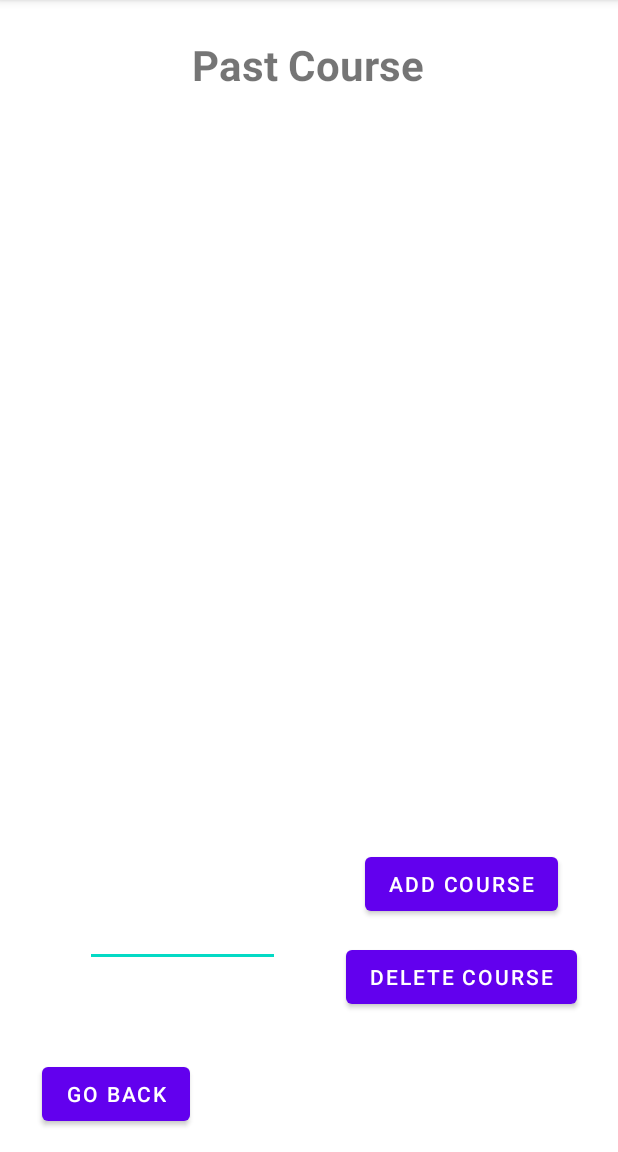
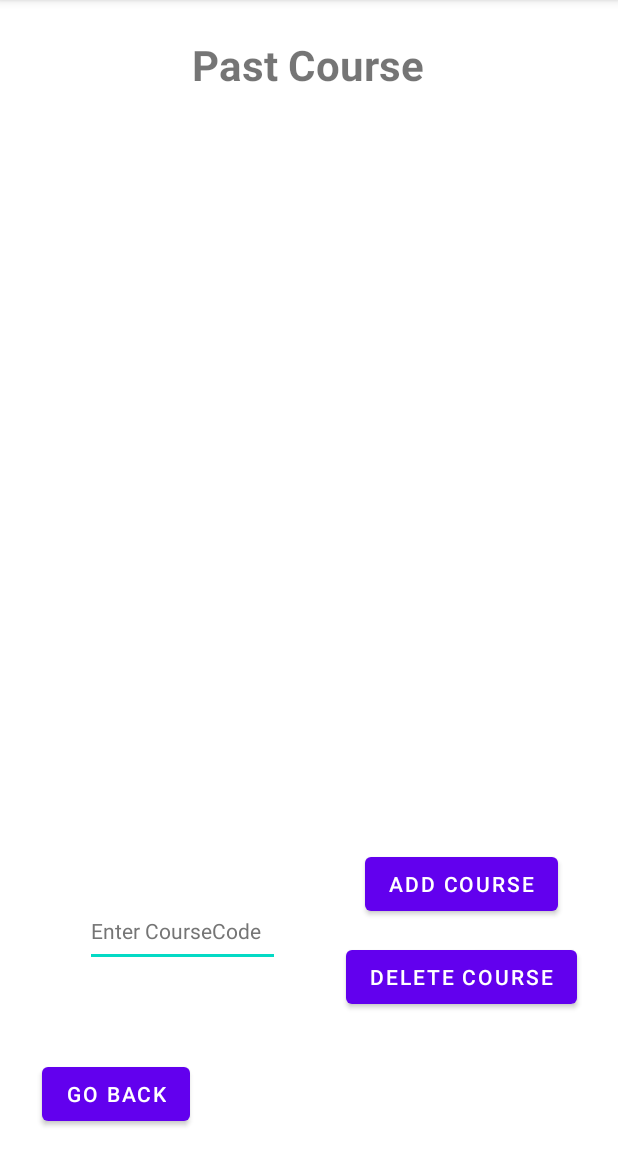
Before and after one commit to RuofanChen03/B07-group6, an Android app: the Student_Operation screen opened directly, with no data from a screen before it, after a tap on "VIEW PAST COURSE", on a phone screen of 412 x 824 dp, the part 84-1236 px from its top. Run offline under Robolectric (Android 15) with nearby library versions, the phone set to English and light mode, and no system bars; our stand-ins replace Firebase (no records; nobody signed in at launch, a user with empty details on screens opened directly).

```diff
--- a/app/src/main/java/Student/CourseDataType.java
+++ b/app/src/main/java/Student/CourseDataType.java
@@ -6,182 +6,8 @@ public class CourseDataType {
     public HashSet<CourseList> CourseHAshSet;
     public ArrayList<String> courseCodeList;
 
-    //所有course
     public CourseDataType() {
-        /*
-
-        //course1;
-        ArrayList<String> os1 = new ArrayList<String>();
-        os1.add("F");
-        os1.add("W");
-        ArrayList<String> pre1 = new ArrayList<String>();
-        pre1.add("CSCA08");
-        pre1.add("CSCA67");
-        CourseList c1 = new CourseList("CSCB07","c1",os1,pre1);
-
-        //course2;
-        ArrayList<String> os2 = new ArrayList<String>();
-        os2.add("F");
-        os1.add("W");
-        ArrayList<String> pre2 = new ArrayList<String>();
-        pre2.add("CSCA08");
-        pre2.add("CSCA67");
-        CourseList c2 = new CourseList("CSCA48","c2",os2,pre2);
-
-        //course3
-        ArrayList<String> os3 = new ArrayList<String>();
-        os3.add("F");
-        ArrayList<String> pre3 = new ArrayList<String>();
-        pre3.add(null);
-        CourseList c3 = new CourseList("CSCA20","c3",os3,pre3);
-
-        //course4;
-        ArrayList<String> os4 = new ArrayList<String>();
-        os4.add("F");
-        os4.add("W");
-        os4.add("S");
-        ArrayList<String> pre4 = new ArrayList<String>();
-        pre4.add("CSCA08");
-        pre4.add("CSCA67");
-        pre4.add("MATB23");
-        pre4.add("STAB52");
-        CourseList c4 = new CourseList("CSCC55","c4",os4,pre4);
-
-        //course5;
-        ArrayList<String> os5 = new ArrayList<String>();
-        os5.add("W");
-        os5.add("S");
-        ArrayList<String> pre5 = new ArrayList<String>();
-        pre5.add("CSCA08");
-        pre5.add("MATB23");
-        pre5.add("STAB52");
-        CourseList c5 = new CourseList("CSCB24","c5",os5,pre5);
-
-        //course6;
-        ArrayList<String> os6 = new ArrayList<String>();
-        os6.add("S");
-        ArrayList<String> pre6 = new ArrayList<String>();
-        pre6.add("STAB52");
-        CourseList c6 = new CourseList("CSCB35","c6",os6,pre6);
-
-        //course7;
-        ArrayList<String> os7 = new ArrayList<String>();
-        os7.add("F");
-        os7.add("W");
-        os7.add("S");
-        ArrayList<String> pre7 = new ArrayList<String>();
-        pre7.add("CSCB07");
-        pre7.add("STAB52");
-        CourseList c7 = new CourseList("CSCB61","c7",os7,pre7);
-
-        //course8;
-        ArrayList<String> os8 = new ArrayList<String>();
-        os8.add("F");
-        os8.add("W");
-        os8.add("S");
-        ArrayList<String> pre8 = new ArrayList<String>();
-        pre8.add("CSCB07");
-        CourseList c8 = new CourseList("CSCB09","c8",os8,pre8);
-
-        //course9;
-        ArrayList<String> os9 = new ArrayList<String>();
-        os9.add("F");
-        os9.add("S");
-        ArrayList<String> pre9 = new ArrayList<String>();
-        pre9.add("CSCB07");
-        pre9.add("CSCB09");
-        CourseList c9 = new CourseList("CSCB89","c9",os9,pre9);
-
-        //course10;
-        ArrayList<String> os10 = new ArrayList<String>();
-        os10.add("F");
-        os10.add("W");
-        ArrayList<String> pre10 = new ArrayList<String>();
-        pre10.add("CSCC07");
-        CourseList c10 = new CourseList("CSCC89","c10",os10,pre10);
-
-        //course11;
-        ArrayList<String> os11 = new ArrayList<String>();
-        os11.add("F");
-        os11.add("W");
-        ArrayList<String> pre11 = new ArrayList<String>();
-        pre11.add(null);
-        CourseList c11 = new CourseList("CSCA33","c11",os11,pre11);
-
-        //course12;
-        ArrayList<String> os12 = new ArrayList<String>();
-        os12.add("W");
-        os12.add("S");
-        ArrayList<String> pre12 = new ArrayList<String>();
-        pre12.add("MATB23");
-        pre12.add("STAB52");
-        CourseList c12 = new CourseList("CSCA56","c12",os12,pre12);
-
-        //course13;
-        ArrayList<String> os13 = new ArrayList<String>();
-        os13.add("W");
-        ArrayList<String> pre13 = new ArrayList<String>();
-        pre13.add("CSCC67");
-        pre13.add("CSCC37");
-        CourseList c13 = new CourseList("CSCD11","c13",os13,pre13);
-
-        //course14;
-        ArrayList<String> os14 = new ArrayList<String>();
-        os14.add("W");
-        os14.add("F");
-        os14.add("S");
-        ArrayList<String> pre14 = new ArrayList<String>();
-        pre14.add("MATB23");
-        pre14.add("STAB52");
-        pre14.add("CSCC61");
-        CourseList c14 = new CourseList("CSCD53","c14",os14,pre14);
-
-        //course15;
-        ArrayList<String> os15 = new ArrayList<String>();
-        os15.add("W");
-        ArrayList<String> pre15 = new ArrayList<String>();
-        pre15.add("CSCD53");
-        CourseList c15 = new CourseList("CSCD77","c15",os15,pre15);
-
-
-        HashSet<CourseList> set = new HashSet<CourseList>();
-        set.add(c1);
-        set.add(c2);
-        set.add(c3);
-        set.add(c4);
-        set.add(c5);
-        set.add(c6);
-        set.add(c7);
-        set.add(c8);
-        set.add(c9);
-        set.add(c10);
-        set.add(c11);
-        set.add(c12);
-        set.add(c13);
-        set.add(c14);
-        set.add(c15);
-
-        testCourse = set;
-
-        //初始化course code list
-        //List<String> courseCodeList = new ArrayList<String>();
-        courseCodeList = new ArrayList<String>();
-        for (CourseList Course: testCourse) {
-            courseCodeList.add(Course.courseCode);
-        }
-        //courseCodeList = CCL.toArray(new String[CCL.size()]);
-
-
-
-        testCourse=new HashSet<CourseList>();
-        courseCodeList = new ArrayList<String>();
-
-         */
         CourseHAshSet = new HashSet<CourseList>();
         courseCodeList = new ArrayList<String>();
-
     }
-
-
-
 }
--- a/app/src/main/java/Student/CourseList.java
+++ b/app/src/main/java/Student/CourseList.java
@@ -30,12 +30,12 @@ public class CourseList {
         if (getClass() != obj.getClass())
             return false;
         CourseList other = (CourseList) obj;
-        return other.courseCode==courseCode;
+        return other.courseCode.equals(courseCode);
     }
 
     @Override
     public String toString() {
-        return "Course:" + courseCode + " Oferring Session:" + offeringSession +
+        return "Course:" + courseCode + " Offering Session:" + offeringSession +
                 " Prerequisite:" + prerequisite;
     }
 
--- a/app/src/main/java/Student/operationPP.java
+++ b/app/src/main/java/Student/operation.java
@@ -3,9 +3,9 @@ package Student;
 import java.util.*;
 
 
-public class operationPP {
+public class operation {
 
-    public operationPP() {
+    public operation() {
 
     }
 
--- a/app/src/main/java/com/example/myapplication/Student_Operation.java
+++ b/app/src/main/java/com/example/myapplication/Student_Operation.java
@@ -30,8 +30,7 @@ public class Student_Operation extends AppCompatActivity {
     public static HashSet<CourseList> AllCourseHashSet;
     public static CourseDataType Student_Past_Courses;
     public static CourseDataType Student_Future_Courses;
-    private String DS = "https://b07project-943e2-default-rtdb.firebaseio.com/";
-
+    private final String DS = "https://b07project-943e2-default-rtdb.firebaseio.com/";
 
     @Override
     protected void onCreate(Bundle savedInstanceState) {
@@ -40,7 +39,7 @@ public class Student_Operation extends AppCompatActivity {
 
         AllCourseHashSet = new HashSet<CourseList>();
 
-        DatabaseReference CLref = FirebaseDatabase.getInstance(DS).getReference("Courses_Test");
+        DatabaseReference CLref = FirebaseDatabase.getInstance(DS).getReference("Courses");
         // Read from the database
         CLref.addValueEventListener(new ValueEventListener() {
             @Override
@@ -50,31 +49,20 @@ public class Student_Operation extends AppCompatActivity {
                     Log.i("Get All Courses", "getting all courses");
 
                     for (DataSnapshot child : dataSnapshot.getChildren()) {
-                        //System.out.println(child.child("courseCode"));
-
-                        //转换 prerequisites
-                        //System.out.println("1");
+                        //transform prerequisites
                         String prepre = child.child("prerequisites").getValue(String.class);
-                        //System.out.println(prepre);
                         ArrayList<String> pre1 = new ArrayList<String>();
                         if (!prepre.equals("")) {
                             List<String> prerequisite = Arrays.asList(prepre.split(","));
                             //change list to arraylist
                             for(String s1:prerequisite){
                                 pre1.add(s1);
-                                //System.out.println(s1);
                             }
                         }
-                        //System.out.println("1.6");
 
-
-
-
-                        //转换offeringSession
-                        //System.out.println("2");
+                        //transform offeringSession
                         ArrayList<String> offeringSession = new ArrayList<String>();
                         String s=child.child("sessions").getValue(String.class);
-
 
                         if (s.length()==3){
                             if(s.charAt(0)==('1')) offeringSession.add("Fall");
@@ -85,17 +73,11 @@ public class Student_Operation extends AppCompatActivity {
                         CourseList value = new CourseList(child.child("courseCode").getValue(String.class),
                                 child.child("courseName").getValue(String.class),offeringSession,pre1);
                         AllCourseHashSet.add(value);
-                        //System.out.println(value);
-                        System.out.println(AllCourseHashSet);
-
                         Log.d("Read all courses list", "CourseCode is: " + value.courseCode);
                     }
                     Student_Operation.AllCourseHashSet = AllCourseHashSet;
-                    //GetCoursesValue(CourseHashSet);
-                    //Student_Operation.CourseHashSet = CourseHashSet;
                 } catch (Exception e) {
                     Log.w("warning", "error with persistent listener", e);
-                    //System.out.println("3");
                 }
             }
 
@@ -106,32 +88,26 @@ public class Student_Operation extends AppCompatActivity {
             }
         });
 
+        //initialize past and future course list
         Student_Future_Courses = new CourseDataType();
         Student_Past_Courses = new CourseDataType();
 
         Handler handler = new Handler();
         handler.postDelayed(new Runnable() {
             public void run() {
-                //System.out.println("real"+ CourseHashSet);
-
-                //System.out.println(FinalAllCourses.CourseHashSet);
                 AllCoursesCode = new ArrayList<String>();
                 for (CourseList Course: AllCourseHashSet) {
                     AllCoursesCode.add(Course.courseCode);
                 }
-                 //System.out.println(AllCoursesCode);
             }
-        }, 500);   //1 seconds
+        }, 500);   //0.5s
 
         Button go_back = (Button) findViewById(R.id.Go_Back);
         go_back.setOnClickListener(new View.OnClickListener() {
             @Override
             public void onClick(View v) {
-                //Intent intent = new Intent( Student_Operation.this,MainActivity.class);
-                //startActivity(intent);
                 finish();
             }
-
         });
 
         Button view_past = (Button) findViewById(R.id.Student_View_past);
@@ -142,7 +118,6 @@ public class Student_Operation extends AppCompatActivity {
                 startActivity(intent);
                 //finish();
             }
-
         });
 
         Button view_future = (Button) findViewById(R.id.Student_View_future);
@@ -153,9 +128,6 @@ public class Student_Operation extends AppCompatActivity {
                 startActivity(intent);
                 //finish();
             }
-
         });
-
     }
-
 }
--- a/app/src/main/java/com/example/myapplication/Student_View_Past_activity.java
+++ b/app/src/main/java/com/example/myapplication/Student_View_Past_activity.java
@@ -17,89 +17,63 @@ import Student.CourseList;
 
 public class Student_View_Past_activity extends AppCompatActivity {
 
-    //past course list
-    //HashSet<CourseList> TestCourses;
-    //public HashSet<CourseList> CourseHashSet;
 
     @Override
     protected void onCreate(Bundle savedInstanceState) {
         super.onCreate(savedInstanceState);
         setContentView(R.layout.activity_student_view_past);
 
-        //测试课程数据 view
+        //view past course text
         String text="";
-        //MainActivity.Student_Past_Courses = new Student.TestData(1);
         HashSet<CourseList> TestCourses = Student_Operation.Student_Past_Courses.CourseHAshSet;
-
         for (CourseList Course: TestCourses) {
-            text = text + Course.courseCode +": "+ Course.offeringSession + '\n'+ "                 " +
+            text = text + Course.courseCode +": "+ Course.courseName + '\n'+ "                 "
+                    +Course.offeringSession + '\n'+ "                 " +
                     Course.prerequisite +'\n';
         }
 
-
-        //更改数据显示
+        //update text view
         TextView PCL = (TextView) findViewById(R.id.PastCourseList);
         PCL.setText(text);
 
-        //测试数据导入
-        //GetAllCourses ChoiceList = Student_Operation.AllCourses;
-        //Creating the instance of ArrayAdapter containing list of names
-        ArrayAdapter<String> adapter = new ArrayAdapter<String>(this, android.R.layout.simple_dropdown_item_1line, Student_Operation.AllCoursesCode);
-        //Getting the instance of AutoCompleteTextView
+        ArrayAdapter<String> adapter = new ArrayAdapter<String>(
+                this, android.R.layout.simple_dropdown_item_1line, Student_Operation.AllCoursesCode);
         AutoCompleteTextView Choices =  (AutoCompleteTextView)findViewById(R.id.add_Past_Choice);
-        Choices.setThreshold(1);//will start working from first character
-        Choices.setAdapter(adapter);//setting the adapter data into the AutoCompleteTextView
-        //Choices.setTextColor(Color.RED);
+        Choices.setThreshold(1);
+        Choices.setAdapter(adapter);
 
         Button add_past = (Button) findViewById(R.id.student_Add_Course2);
         add_past.setOnClickListener(new View.OnClickListener() {
             @Override
             public void onClick(View v) {
-                //Firebase添加数据
-                //FirebaseDatabase database = FirebaseDatabase.getInstance();
-                //DatabaseReference myRef = database.getReference("message");
-
-                //myRef.setValue("Hello, World!");
-
-
-                //Intent intent = new Intent( Student_View_Past_activity.this,Student_Add_Past.class);
-                //startActivity(intent);
-                //finish();
                 AutoCompleteTextView CCV = (AutoCompleteTextView) findViewById(R.id.add_Past_Choice);
                 String CC =  CCV.getText().toString();
 
-                //判断是否在可选的课程列表中
+                //whether course is valid
                 if (!Student_Operation.AllCoursesCode.contains(CC)){
-                    Toast.makeText(Student_View_Past_activity.this, "The Course is not available now. Please re-enter.", Toast.LENGTH_SHORT).show();
+                    Toast.makeText(Student_View_Past_activity.this,
+                            "The Course is not available now. Please re-enter.", Toast.LENGTH_SHORT).show();
                     return;
                 }
                 if (Student_Operation.Student_Past_Courses.courseCodeList.contains(CC)){
-                    Toast.makeText(Student_View_Past_activity.this, "The Course has existed. Please re-enter.", Toast.LENGTH_SHORT).show();
+                    Toast.makeText(Student_View_Past_activity.this,
+                            "The Course has existed. Please re-enter.", Toast.LENGTH_SHORT).show();
                     return;
                 }
-
                 for (CourseList C: Student_Operation.AllCourseHashSet){
-                    //Toast.makeText(Student_View_Past_activity.this, C.courseCode+"\n"+CC, Toast.LENGTH_LONG).show();
                     if (C.courseCode.equals(CC)){
-                        //Toast.makeText(Student_View_Past_activity.this, C.courseCode, Toast.LENGTH_LONG).show();
                         TestCourses.add(C);
                         Student_Operation.Student_Past_Courses.courseCodeList.add(CC);
-                        //Toast.makeText(Student_View_Past_activity.this, C.courseCode, Toast.LENGTH_LONG).show();
                         break;
                     }
                 }
-
                 //update View
                 String text="";
-                //TestData Test = new Student.TestData(1);
-                //TestCourses = Test.testCourse;
-
-
                 for (CourseList Course: TestCourses) {
-                    text = text + Course.courseCode +": "+ Course.offeringSession + '\n'+ "                 " +
+                    text = text + Course.courseCode +": "+ Course.courseName + '\n'+ "                 "
+                            +Course.offeringSession + '\n'+ "                 " +
                             Course.prerequisite +'\n';
                 }
-                //可以不用重新生成text，可以直接再最后加？
                 PCL.setText(text);
             }
         });
@@ -110,63 +84,42 @@ public class Student_View_Past_activity extends AppCompatActivity {
             @Override
             public void onClick(View v) {
 
-                //Firebase删除数据
-                //FirebaseDatabase database = FirebaseDatabase.getInstance();
-                //DatabaseReference myRef = database.getReference("message");
-
-                //myRef.removeValue();
-
-                //Intent intent = new Intent( Student_Operation.this,MainActivity.class);
-                //startActivity(intent);
-                //finish();
-
                 AutoCompleteTextView CCV = (AutoCompleteTextView) findViewById(R.id.add_Past_Choice);
                 String CC =  CCV.getText().toString();
 
-                //判断是否在已有的课程列表中
+                //whether the course is valid
                 if (!Student_Operation.Student_Past_Courses.courseCodeList.contains(CC)){
-                    Toast.makeText(Student_View_Past_activity.this, "The Course is not existing. Please re-enter.", Toast.LENGTH_SHORT).show();
+                    Toast.makeText(Student_View_Past_activity.this,
+                            "The Course is not existing. Please re-enter.", Toast.LENGTH_SHORT).show();
                     return;
                 }
 
-
                 for (CourseList C: TestCourses){
-                    //Toast.makeText(Student_View_Past_activity.this, C.courseCode+"\n"+CC, Toast.LENGTH_LONG).show();
                     if (C.courseCode.equals(CC)){
-                        //Toast.makeText(Student_View_Past_activity.this, C.courseCode, Toast.LENGTH_LONG).show();
                         TestCourses.remove(C);
                         Student_Operation.Student_Past_Courses.courseCodeList.remove(CC);
-                        //Toast.makeText(Student_View_Past_activity.this, C.courseCode, Toast.LENGTH_LONG).show();
                         break;
                     }
                 }
 
-                // TestCourses.remove(CC);
                 String text="";
-                //TestData Test = new Student.TestData(1);
-                //TestCourses = Test.testCourse;
-
                 for (CourseList Course: TestCourses) {
-                    text = text + Course.courseCode +": "+ Course.offeringSession + '\n'+ "                 " +
+                    text = text + Course.courseCode +": "+ Course.courseName + '\n'+ "                 "
+                            +Course.offeringSession + '\n'+ "                 " +
                             Course.prerequisite +'\n';
                 }
                 PCL.setText(text);
-
 
             }
 
         });
 
-
         Button go_back = (Button) findViewById(R.id.past_go_back);
         go_back.setOnClickListener(new View.OnClickListener() {
             @Override
             public void onClick(View v) {
-                //Intent intent = new Intent( Student_Operation.this,MainActivity.class);
-                //startActivity(intent);
                 finish();
             }
-
         });
     }
 }
--- a/app/src/main/res/layout/activity_student_view_future.xml
+++ b/app/src/main/res/layout/activity_student_view_future.xml
@@ -10,9 +10,10 @@
         android:id="@+id/add_future_Choice"
         android:layout_width="130dp"
         android:layout_height="wrap_content"
-        android:autoText="false"
+        android:hint="@string/enter_coursecode"
         android:minHeight="48dp"
         android:textAppearance="@style/TextAppearance.AppCompat.Body1"
+        android:textColorHint="#757575"
         app:layout_constraintBottom_toBottomOf="parent"
         app:layout_constraintEnd_toEndOf="parent"
         app:layout_constraintHorizontal_bias="0.202"
--- a/app/src/main/res/layout/activity_student_view_past.xml
+++ b/app/src/main/res/layout/activity_student_view_past.xml
@@ -10,7 +10,10 @@
         android:id="@+id/add_Past_Choice"
         android:layout_width="130dp"
         android:layout_height="wrap_content"
+        android:hint="@string/enter_coursecode"
         android:minHeight="48dp"
+        android:textAppearance="@style/TextAppearance.AppCompat.Body1"
+        android:textColorHint="#757575"
         app:layout_constraintBottom_toBottomOf="parent"
         app:layout_constraintEnd_toEndOf="parent"
         app:layout_constraintHorizontal_bias="0.202"
```
Also changed, not shown: app/src/main/java/Student/FutureCourse.java (deleted, +0 -12 lines), app/src/main/java/Student/Operation.java (deleted, +0 -17 lines), app/src/main/java/Student/PastCourse.java (deleted, +0 -11 lines), app/src/main/java/com/example/myapplication/Student_Generate_Timeline.java (+27 -56 lines), app/src/main/java/com/example/myapplication/Student_View_Future_activity.java (+20 -58 lines), app/src/main/res/layout/activity_student_generate_timeline.xml (+8 -6 lines), app/src/main/res/values/strings.xml (+7 -0 lines).
